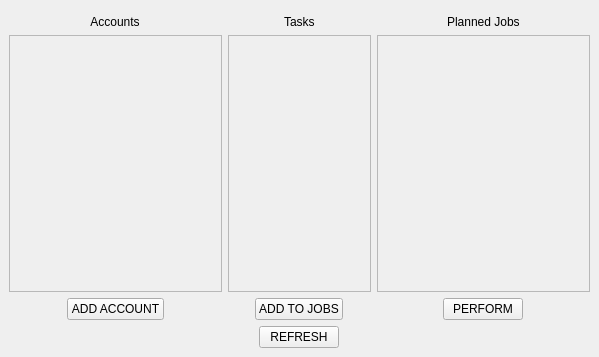
This is tool/python/gui/views/home.ui in TheLeoYeo/iGPManagerTooleo as Qt 5 draws it before an edit. The edited form follows.
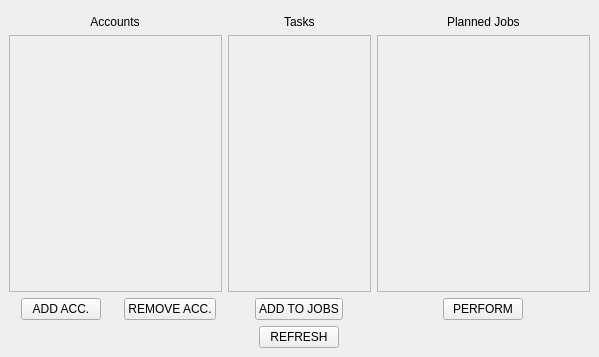
This is the edited form. Custom widgets are drawn as their Qt base class.

Commit message: Remove accounts implemented

```diff
--- a/tool/python/gui/views/home.ui
+++ b/tool/python/gui/views/home.ui
@@ -16,7 +16,7 @@
   <widget class="QWidget" name="centralwidget">
    <layout class="QVBoxLayout" name="verticalLayout_2">
     <item>
-     <layout class="QVBoxLayout" name="verticalLayout">
+     <layout class="QVBoxLayout" name="verticalLayout" stretch="0,0,1">
       <item>
        <widget class="QWidget" name="widget" native="true"/>
       </item>
@@ -53,12 +53,23 @@
             </property>
            </widget>
           </item>
+          <item>
+           <layout class="QHBoxLayout" name="horizontalLayout_3">
           <item alignment="Qt::AlignHCenter">
            <widget class="ConfirmButton" name="add_account">
             <property name="text">
-             <string>ADD ACCOUNT</string>
-            </property>
-           </widget>
+               <string>ADD ACC.</string>
+              </property>
+             </widget>
+            </item>
+            <item alignment="Qt::AlignHCenter">
+             <widget class="RejectButton" name="remove_account">
+              <property name="text">
+               <string>REMOVE ACC.</string>
+              </property>
+             </widget>
+            </item>
+           </layout>
           </item>
          </layout>
         </item>
@@ -169,6 +180,11 @@
    <header>custom_widgets</header>
    <container>1</container>
   </customwidget>
+  <customwidget>
+   <class>RejectButton</class>
+   <extends>QPushButton</extends>
+   <header>custom_widgets</header>
+  </customwidget>
  </customwidgets>
  <resources/>
  <connections/>
```
Lines whose indentation alone changed are shown as unchanged. The commit also changes 1 other file.
